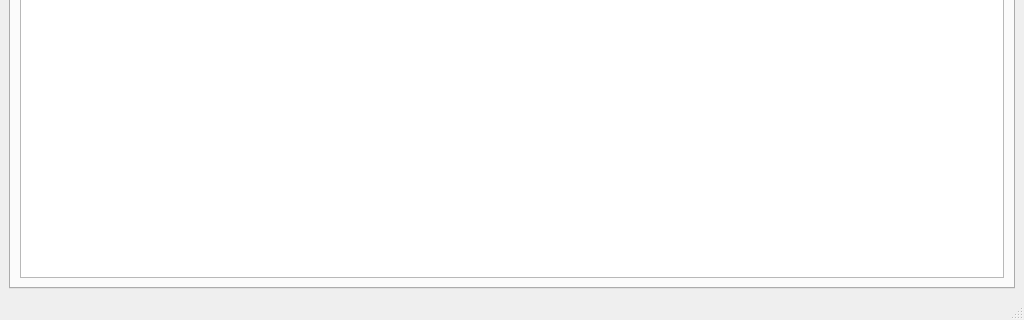
salsergey/gpxviewer, file ui/mainwindow.ui: the form before one commit; both pictures show x 0 to 1024 and y 448 to 768 of the 1024 by 768 pixel window.
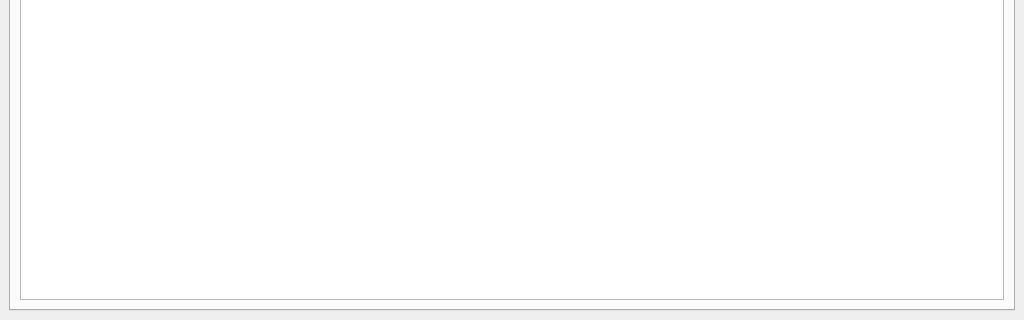
The form after the commit. Icons and pictures are not drawn.

What changed in the file:
```diff
--- a/ui/mainwindow.ui
+++ b/ui/mainwindow.ui
@@ -88,7 +88,6 @@
    <addaction name="menuFilter"/>
    <addaction name="menuHelp"/>
   </widget>
-  <widget class="QStatusBar" name="statusbar"/>
   <widget class="QToolBar" name="toolBar">
    <property name="movable">
     <bool>false</bool>
```
Left out of the diff: 63 changed lines with no effect on the pictures.
